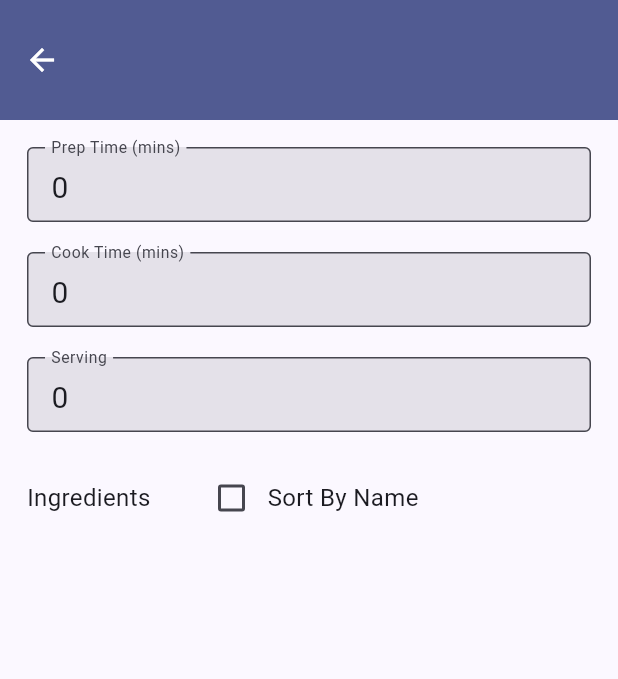
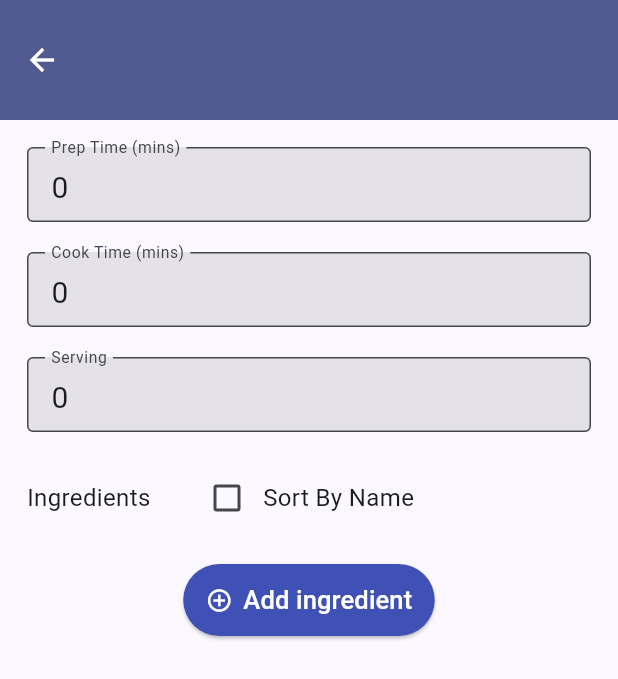
Before and after one commit to florabenane-dev/ACTM, a Flutter app: the RecipeEditDetails screen opened directly with empty values, on a phone screen of 412 x 824 dp. Shown: the top 679 px of the screen. Run offline on Flutter 3.47's test engine with Material 3 defaults, Android fonts, the light colour scheme and no system bars; our stand-ins replace get_it.

Commit message:
feat(ui: RecipeEditDetails): Ajouter le bouton 'Add ingredient'

```diff
--- a/projet2/lib/ui/recipeDetails.dart
+++ b/projet2/lib/ui/recipeDetails.dart
@@ -63,7 +63,6 @@ class RecipeDetails extends StatelessWidget {
                     "Edit Recipe",
                     style: TextStyle(fontSize: 17),
                   ),
-
                 )
               ],
             ),
--- a/projet2/lib/ui/recipeEditDetails.dart
+++ b/projet2/lib/ui/recipeEditDetails.dart
@@ -140,15 +140,15 @@ class RecipeEditDetails extends StatelessWidget{
             ),
             const SizedBox(height: 20),
 
+            // ingredients
             Row(
               mainAxisAlignment: MainAxisAlignment.spaceBetween,
               children: [
-                  // ingredients
                 Text(
                   "Ingredients",
                   style: TextStyle(fontSize: 16),
                 ),
-                  const SizedBox(width: 30),
+                const SizedBox(width: 27),
 
                 // case à cocher
                 Checkbox(value: sortedByName,
@@ -185,7 +185,11 @@ class RecipeEditDetails extends StatelessWidget{
                               }
                             },
                             decoration: InputDecoration(
-                                label: Text("${ingredient.name} ${ingredient.unit}"),
+                              label: Text(
+                                  ingredient.unit.isNotEmpty
+                                    ? "${ingredient.name }" "(${ingredient.unit})"
+                                    : ingredient.name,
+                              ),
                               labelStyle: const TextStyle(fontSize: 14),
                               border: const OutlineInputBorder(),
                               hintText: "Enter ${ingredient.name}'s quantity",
@@ -207,7 +211,7 @@ class RecipeEditDetails extends StatelessWidget{
                         onPressed: () { },
                         style: FilledButton.styleFrom(
                           backgroundColor: Colors.red[900],
-                            minimumSize: const Size(50, 50),
+                          minimumSize: const Size(45, 45),
                           padding: EdgeInsets.zero,
                         ),
                         child: const Icon(
@@ -216,24 +220,44 @@ class RecipeEditDetails extends StatelessWidget{
                           color: Colors.white,
                         ),
                       ),
-                      ],
-                    ),
+                    ],),
                 );
               }).toList(),
             ),
-
-              // les ingredients
-
             const SizedBox(height: 20),
 
+            // bouton Add Ingredient
+            Center(
+              child: ElevatedButton(
+                onPressed: () {
+                  // TODO: Ajouter un ingredient
+                },
+                style: ElevatedButton.styleFrom(
+                  backgroundColor: Colors.indigo,
+                  padding: const EdgeInsets.symmetric(horizontal: 15, vertical: 12),
+                ),
+                child: Row(
+                  mainAxisSize: MainAxisSize.min,
+                  children: [
+                    const Icon(
+                      Icons.add_circle_outline,
+                      color: Colors.white,
+                    ),
+                    const SizedBox(width: 7),
+                    const Text(
+                      "Add ingredient",
+                      style: TextStyle(
+                        fontSize: 17,
+                        color: Colors.white,
+                      ),
+                    ),
+                  ],
+                ),
+              )
+            ),
 
-
-
-                //     Column(
-                //       crossAxisAlignment: CrossAxisAlignment.start,
-                //       children: []
-                // ),
-        ]),
+          ]
+        ),
       ),
     );
   }
```
Lines whose indentation alone changed are shown as unchanged.
